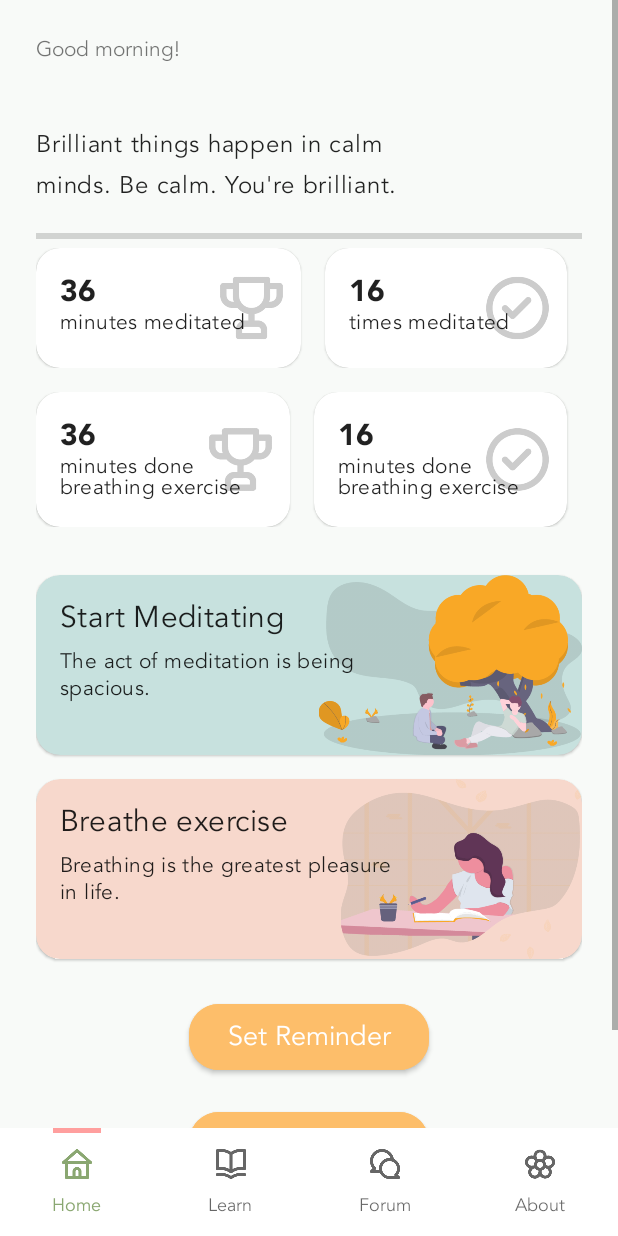
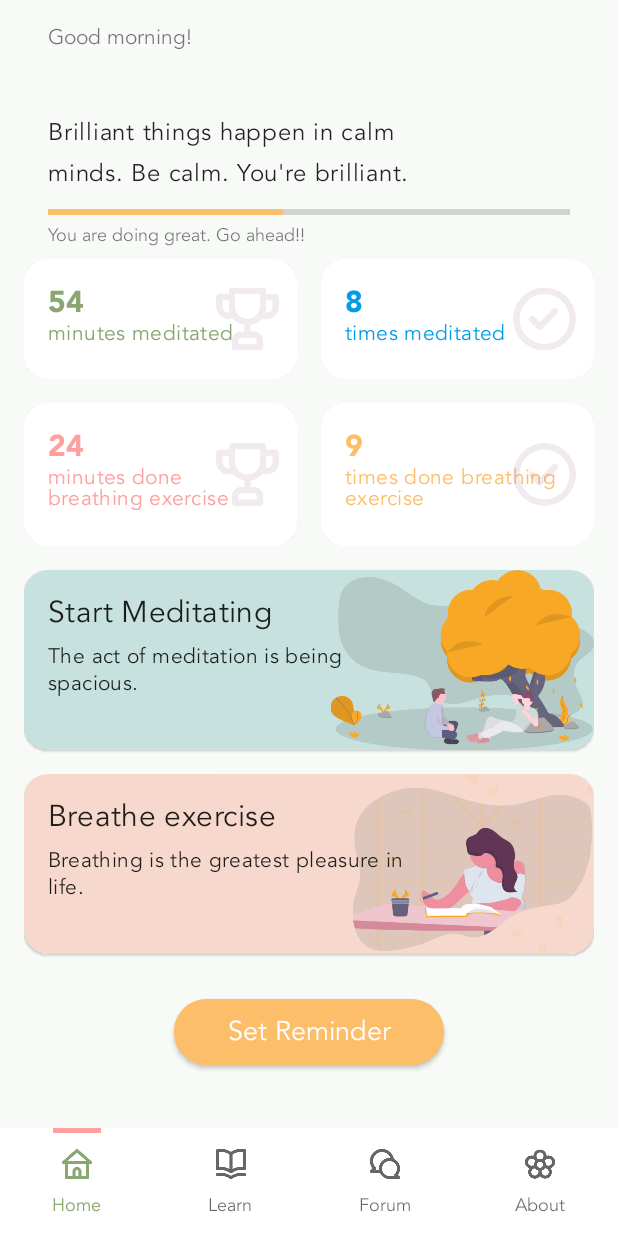
Before and after one commit to ganzorig/MeditationApp, an Android app: the screen it shows after launch once a user with an empty profile is signed in (MainActivity), after a tap on "Get Started", on a phone screen of 412 x 824 dp. Run offline under Robolectric (Android 15) with nearby library versions, the light colour scheme and no system bars; our stand-ins replace Firebase (no records; nobody signed in at launch, a user with empty details on screens opened directly), Picasso; pictures from the network do not load; 1 other tap on this screen came first.

Commit message:
add progressbar

```diff
--- a/app/src/main/java/com/miu/meditationapp/ui/main/HomeFragment.kt
+++ b/app/src/main/java/com/miu/meditationapp/ui/main/HomeFragment.kt
@@ -9,7 +9,6 @@ import android.content.Context.ALARM_SERVICE
 import android.content.Intent
 import android.os.Build
 import android.os.Bundle
-import android.util.Log
 import androidx.fragment.app.Fragment
 import android.view.LayoutInflater
 import android.view.View
@@ -19,17 +18,14 @@ import com.google.android.material.timepicker.MaterialTimePicker
 import com.google.android.material.timepicker.TimeFormat
 import com.google.firebase.auth.FirebaseAuth
 import com.google.firebase.database.*
-import com.miu.meditationapp.*
-
 import com.google.firebase.auth.FirebaseUser
 import com.miu.meditationapp.BreathActivity
-import com.miu.meditationapp.MainActivity
 import com.miu.meditationapp.MeditationActivity
-import com.miu.meditationapp.OnboardingActivity
 import com.miu.meditationapp.R
 import com.miu.meditationapp.helper.NotificationReceiver
 import kotlinx.android.synthetic.main.fragment_home.*
 import kotlinx.android.synthetic.main.fragment_home.view.*
+import kotlinx.android.synthetic.main.report.view.*
 import java.util.*
 
 class HomeFragment : Fragment() {
@@ -43,8 +39,8 @@ class HomeFragment : Fragment() {
         val view = inflater.inflate(R.layout.fragment_home, container, false)
         calendar = Calendar.getInstance()
         createNotificationChannel()
+
         currentUser = FirebaseAuth.getInstance().currentUser!!
-
         val uid = FirebaseAuth.getInstance().uid
 
         database = FirebaseDatabase.getInstance().getReference("users")
@@ -69,7 +65,9 @@ class HomeFragment : Fragment() {
             startActivity(Intent(context, BreathActivity::class.java))
         }
 
-        view.picker.setOnClickListener {
+        view.statusBar.progress = 45
+
+        view.remind.setOnClickListener {
 
             picker = MaterialTimePicker.Builder()
                 .setTimeFormat(TimeFormat.CLOCK_12H)
@@ -81,24 +79,11 @@ class HomeFragment : Fragment() {
             activity?.let { it1 -> picker.show(it1.supportFragmentManager, "GENO") }
 
             picker.addOnPositiveButtonClickListener {
-                if(picker.hour > 12) {
-
-                } else {
-
-                }
-
                 cancelAlarm()
                 calendar.set(Calendar.HOUR_OF_DAY, picker.hour)
                 calendar.set(Calendar.MINUTE, picker.minute)
                 calendar.set(Calendar.SECOND, 0)
                 calendar.set(Calendar.MILLISECOND, 0)
-            }
-        }
-
-        view.remind.setOnClickListener {
-
-            Toast.makeText(context, calendar.get(Calendar.HOUR_OF_DAY).toString(), Toast.LENGTH_SHORT).show()
-            Toast.makeText(context, calendar.timeInMillis.toString(), Toast.LENGTH_SHORT).show()
 
                 var intent = Intent(context, NotificationReceiver::class.java)
 
@@ -106,15 +91,8 @@ class HomeFragment : Fragment() {
 
                 var alarmManager: AlarmManager = context?.getSystemService(Context.ALARM_SERVICE) as AlarmManager
                 alarmManager.setInexactRepeating(AlarmManager.RTC_WAKEUP, calendar.timeInMillis, AlarmManager.INTERVAL_DAY, pendingIntent)
-
-//            var timeAtCLick: Long = System.currentTimeMillis()
-//
-//            var tenSec: Long = 1000 * 10
-//
-//            alarmManager.set(AlarmManager.RTC_WAKEUP, timeAtCLick + tenSec, pendingIntent)
-
-            //schedulePushNotifications()
-            Toast.makeText(context, "Set alarm", Toast.LENGTH_SHORT).show()
+                Toast.makeText(context, "Successfully set reminder at: ${calendar.get(Calendar.HOUR_OF_DAY).toString()}:${calendar.get(Calendar.MINUTE).toString()} every day.", Toast.LENGTH_SHORT).show()
+            }
         }
 
         return view
--- a/app/src/main/res/layout/activity_breath.xml
+++ b/app/src/main/res/layout/activity_breath.xml
@@ -60,7 +60,6 @@
             app:lottie_rawRes="@raw/anim_breathe"
             tools:ignore="MissingConstraints" />
 
-
         <TextView
             android:id="@+id/indicator"
             android:layout_width="wrap_content"
@@ -84,6 +83,5 @@
             android:textAppearance="@style/TextAppearance.AppCompat.Medium"
             android:backgroundTint="@color/green_700"
             android:text="@string/str_start" />
-
     </LinearLayout>
 </FrameLayout>
--- a/app/src/main/res/layout/activity_meditation.xml
+++ b/app/src/main/res/layout/activity_meditation.xml
@@ -46,15 +46,15 @@
 
         <ImageButton
             android:id="@+id/speech"
-            android:layout_width="30dp"
-            android:layout_height="30dp"
+            android:layout_width="26dp"
+            android:layout_height="26dp"
             android:layout_margin="16dp"
             android:background="@color/transparent"
             android:scaleType="centerInside"
             app:layout_constraintBottom_toBottomOf="@+id/spinner"
             app:layout_constraintEnd_toEndOf="parent"
             app:layout_constraintTop_toTopOf="@+id/spinner"
-            app:srcCompat="@drawable/speech" />
+            app:srcCompat="@drawable/mic" />
     </androidx.constraintlayout.widget.ConstraintLayout>
 
     <ImageButton
--- a/app/src/main/res/layout/fragment_home.xml
+++ b/app/src/main/res/layout/fragment_home.xml
@@ -26,12 +26,13 @@
             android:layout_width="match_parent"
             android:layout_height="match_parent"
             android:orientation="vertical"
-            android:padding="24dp">
+            android:padding="16dp">
 
             <TextView
                 android:layout_width="match_parent"
                 android:layout_height="wrap_content"
                 android:text="@string/good_morning"
+                android:layout_marginLeft="16dp"
                 android:layout_marginBottom="4dp"/>
 
             <TextView
@@ -40,6 +41,7 @@
                 android:layout_height="wrap_content"
                 android:textSize="26sp"
                 android:textStyle="bold"
+                android:layout_marginLeft="16dp"
                 android:layout_marginBottom="8dp"/>
 
             <TextView
@@ -49,16 +51,10 @@
                 android:text="@string/quote"
                 android:paddingRight="100dp"
                 android:lineHeight="30dp"
-                android:layout_marginBottom="16dp"/>
+                android:layout_marginLeft="16dp"
+                android:layout_marginBottom="8dp"/>
 
-            <ProgressBar
-                android:id="@+id/progressBar"
-                style="?android:attr/progressBarStyleHorizontal"
-                android:layout_width="match_parent"
-                android:layout_height="wrap_content"/>
-
-
-            <include  layout="@layout/report" android:id="@+id/id" />
+            <include layout="@layout/report" android:id="@+id/id" />
 
             <com.google.android.material.card.MaterialCardView
                 android:id="@+id/button"
@@ -148,32 +144,16 @@
 
             <com.google.android.material.button.MaterialButton
                 android:id="@+id/remind"
-                android:layout_width="160dp"
+                android:layout_width="180dp"
                 android:layout_height="56dp"
                 android:layout_weight="1"
                 android:textAllCaps="false"
-                app:cornerRadius="20dp"
+                app:cornerRadius="24dp"
                 android:layout_gravity="center"
                 android:layout_margin="8dp"
                 android:textAppearance="@style/TextAppearance.AppCompat.Medium"
                 android:backgroundTint="@color/orange_300"
                 android:text="Set Reminder" />
-
-            <com.google.android.material.button.MaterialButton
-                android:id="@+id/picker"
-                android:layout_width="160dp"
-                android:layout_height="56dp"
-                android:layout_weight="1"
-                android:textAllCaps="false"
-                app:cornerRadius="20dp"
-                android:layout_gravity="center"
-                android:layout_margin="8dp"
-                android:textAppearance="@style/TextAppearance.AppCompat.Medium"
-                android:backgroundTint="@color/orange_300"
-                android:text="Time picker" />
-
         </LinearLayout>
-
     </ScrollView>
-
 </FrameLayout>
--- a/app/src/main/res/layout/report.xml
+++ b/app/src/main/res/layout/report.xml
@@ -6,6 +6,20 @@
     xmlns:tools="http://schemas.android.com/tools"
     xmlns:app="http://schemas.android.com/apk/res-auto">
 
+    <ProgressBar
+        android:id="@+id/statusBar"
+        style="?android:attr/progressBarStyleHorizontal"
+        android:layout_width="match_parent"
+        android:layout_height="wrap_content"
+        android:layout_marginHorizontal="16dp"/>
+
+    <TextView
+        android:layout_width="match_parent"
+        android:layout_height="wrap_content"
+        android:text="@string/str_motivate"
+        android:textSize="12sp"
+        android:layout_marginHorizontal="16dp"
+        android:layout_marginBottom="8dp"/>
 
     <LinearLayout
         android:layout_width="match_parent"
@@ -15,12 +29,9 @@
         android:layout_marginBottom="16dp">
 
         <com.google.android.material.card.MaterialCardView
-            android:layout_width="wrap_content"
+            android:layout_width="0dp"
             android:layout_height="80dp"
-            android:checkable="true"
-            android:clickable="true"
-            android:focusable="true"
-            android:outlineAmbientShadowColor="@color/green_700"
+            android:outlineSpotShadowColor="@color/transparent"
             app:cardCornerRadius="16dp"
             android:layout_weight="1"
             android:layout_marginRight="16dp"
@@ -33,16 +44,19 @@
                 android:padding="16dp">
 
                 <TextView
+                    android:id="@+id/val_meditate"
                     android:layout_width="wrap_content"
                     android:layout_height="wrap_content"
-                    android:text="36"
+                    android:text="54"
                     android:textStyle="bold"
+                    android:textColor="@color/green_500"
                     android:textAppearance="?attr/textAppearanceHeadline6" />
 
                 <TextView
                     android:layout_width="wrap_content"
                     android:layout_height="wrap_content"
                     android:text="@string/str_min_meditate"
+                    android:textColor="@color/green_500"
                     android:textAppearance="?attr/textAppearanceBody2" />
             </LinearLayout>
 
@@ -56,12 +70,11 @@
         </com.google.android.material.card.MaterialCardView>
 
         <com.google.android.material.card.MaterialCardView
-            android:layout_width="wrap_content"
+            android:layout_width="0dp"
             android:layout_height="80dp"
-            android:outlineAmbientShadowColor="@color/green_700"
+            android:outlineSpotShadowColor="@color/transparent"
             app:cardCornerRadius="16dp"
             android:layout_weight="1"
-            android:layout_marginRight="10dp"
             tools:ignore="MissingConstraints">
 
             <LinearLayout
@@ -71,9 +84,11 @@
                 android:padding="16dp">
 
                 <TextView
+                    android:id="@+id/val_meditate_times"
                     android:layout_width="wrap_content"
                     android:layout_height="wrap_content"
-                    android:text="16"
+                    android:text="8"
+                    android:textColor="@color/light_blue_600"
                     android:textStyle="bold"
                     android:textAppearance="?attr/textAppearanceHeadline6" />
 
@@ -81,6 +96,7 @@
                     android:layout_width="wrap_content"
                     android:layout_height="wrap_content"
                     android:text="@string/str_times_meditate"
+                    android:textColor="@color/light_blue_600"
                     android:textAppearance="?attr/textAppearanceBody2" />
             </LinearLayout>
 
@@ -99,16 +115,12 @@
         android:layout_width="match_parent"
         android:layout_height="match_parent"
         android:orientation="horizontal"
-        android:layout_weight="2"
-        android:layout_marginBottom="16dp">
+        android:layout_weight="2">
 
         <com.google.android.material.card.MaterialCardView
-            android:layout_width="wrap_content"
-            android:layout_height="90dp"
-            android:checkable="true"
-            android:clickable="true"
-            android:focusable="true"
-            android:outlineAmbientShadowColor="@color/green_700"
+            android:layout_width="0dp"
+            android:layout_height="95dp"
+            android:outlineSpotShadowColor="@color/transparent"
             app:cardCornerRadius="16dp"
             android:layout_weight="1"
             android:layout_marginRight="16dp"
@@ -121,16 +133,19 @@
                 android:padding="16dp">
 
                 <TextView
+                    android:id="@+id/val_breathe"
                     android:layout_width="wrap_content"
                     android:layout_height="wrap_content"
-                    android:text="36"
+                    android:text="24"
                     android:textStyle="bold"
+                    android:textColor="@color/orange_500"
                     android:textAppearance="?attr/textAppearanceHeadline6" />
 
                 <TextView
                     android:layout_width="wrap_content"
                     android:layout_height="wrap_content"
                     android:text="@string/str_min_breathe"
+                    android:textColor="@color/orange_500"
                     android:textAppearance="?attr/textAppearanceBody2" />
             </LinearLayout>
 
@@ -144,12 +159,11 @@
         </com.google.android.material.card.MaterialCardView>
 
         <com.google.android.material.card.MaterialCardView
-            android:layout_width="wrap_content"
-            android:layout_height="90dp"
-            android:outlineAmbientShadowColor="@color/green_700"
+            android:layout_width="0dp"
+            android:layout_height="95dp"
+            android:outlineSpotShadowColor="@color/transparent"
             app:cardCornerRadius="16dp"
             android:layout_weight="1"
-            android:layout_marginRight="10dp"
             tools:ignore="MissingConstraints">
 
             <LinearLayout
@@ -161,14 +175,17 @@
                 <TextView
                     android:layout_width="wrap_content"
                     android:layout_height="wrap_content"
-                    android:text="16"
+                    android:text="9"
+                    android:id="@+id/val_breathe_times"
                     android:textStyle="bold"
+                    android:textColor="@color/orange_300"
                     android:textAppearance="?attr/textAppearanceHeadline6" />
 
                 <TextView
                     android:layout_width="wrap_content"
                     android:layout_height="wrap_content"
-                    android:text="@string/str_min_breathe"
+                    android:text="@string/str_times_breathe"
+                    android:textColor="@color/orange_300"
                     android:textAppearance="?attr/textAppearanceBody2" />
             </LinearLayout>
 
--- a/app/src/main/res/values/strings.xml
+++ b/app/src/main/res/values/strings.xml
@@ -2,9 +2,8 @@
     <string name="skip">Skip</string>
     <string name="app_name">GENO</string>
     <string name="str_start">Start</string>
-    <string name="str_end">End</string>
+    <string name="str_end">Stop</string>
 
-    <string name="hello_blank_fragment">sadas</string>
     <string name="good_morning">Good morning!</string>
     <string name="title_activity_meditation">MeditationActivity</string>
     <string name="dummy_button">Dummy Button</string>
@@ -29,6 +28,7 @@
     <string name="str_times_breathe">times done breathing exercise</string>
     <string name="str_min_breathe">minutes done breathing exercise</string>
 
+    <string name="str_motivate">You are doing great. Go ahead!!</string>
     <string-array name="minutes">
         <item>20:00 minutes</item>
         <item>10:00 minutes</item>
```
Also changed, not shown: app/src/main/java/com/miu/meditationapp/BreathActivity.kt (+9 -13 lines), app/src/main/java/com/miu/meditationapp/MeditationActivity.kt (+23 -12 lines), app/src/main/java/com/miu/meditationapp/helper/NotificationReceiver.kt (+4 -13 lines), app/src/main/res/layout/fragment_splash.xml (deleted, +0 -14 lines), app/src/main/res/drawable-v24/check.png, app/src/main/res/drawable-v24/mic.png (added), app/src/main/res/drawable-v24/mic_no.png (added), app/src/main/res/drawable-v24/trophy.png. Lines whose indentation alone changed are shown as unchanged.
